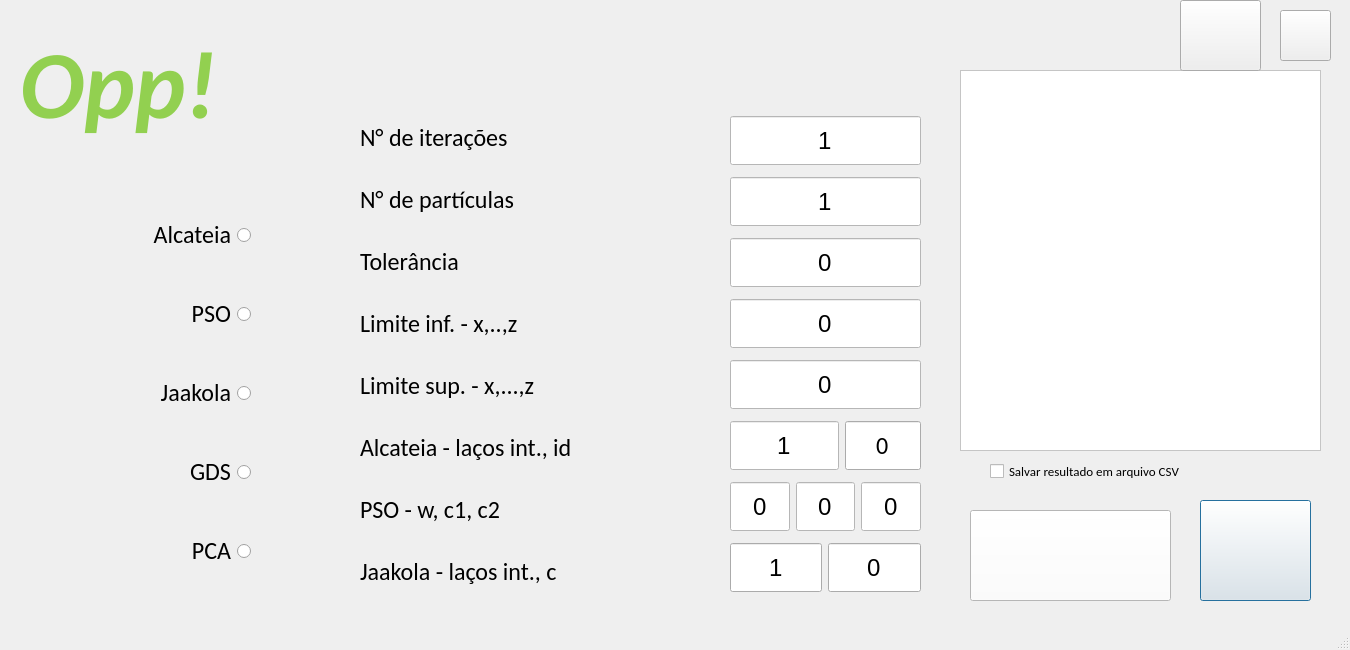
Qt form pt_bt/opp_gui.ui (LukeKort/Opp) before a commit.
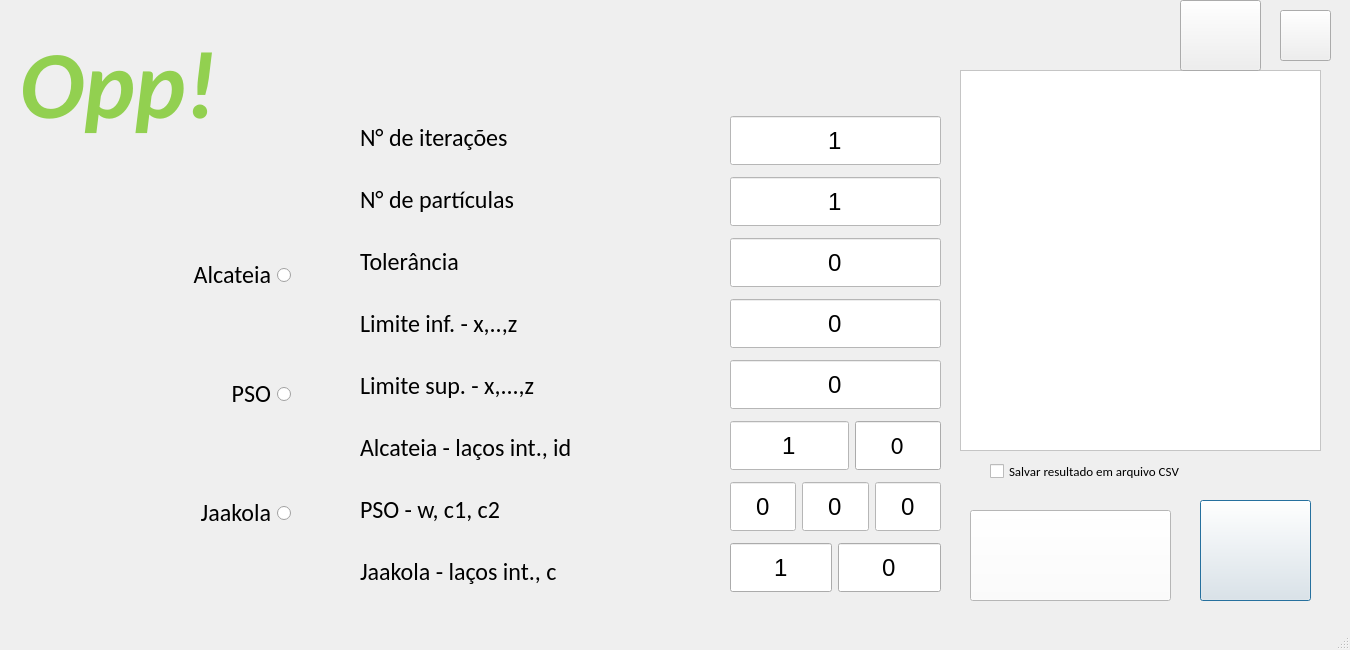
The same form after that commit. Icons and pictures are not drawn.

Diff of the .ui file:
```diff
--- a/pt_bt/opp_gui.ui
+++ b/pt_bt/opp_gui.ui
@@ -550,7 +550,7 @@
      <rect>
       <x>50</x>
       <y>180</y>
-      <width>201</width>
+      <width>241</width>
       <height>431</height>
      </rect>
     </property>
@@ -630,50 +630,6 @@
        </property>
       </widget>
      </item>
-     <item>
-      <widget class="QRadioButton" name="grad_desc_stoc">
-       <property name="font">
-        <font>
-         <family>Calibri</family>
-         <pointsize>18</pointsize>
-        </font>
-       </property>
-       <property name="acceptDrops">
-        <bool>false</bool>
-       </property>
-       <property name="layoutDirection">
-        <enum>Qt::RightToLeft</enum>
-       </property>
-       <property name="text">
-        <string>GDS</string>
-       </property>
-       <property name="autoExclusive">
-        <bool>false</bool>
-       </property>
-      </widget>
-     </item>
-     <item>
-      <widget class="QRadioButton" name="pca">
-       <property name="font">
-        <font>
-         <family>Calibri</family>
-         <pointsize>18</pointsize>
-        </font>
-       </property>
-       <property name="acceptDrops">
-        <bool>false</bool>
-       </property>
-       <property name="layoutDirection">
-        <enum>Qt::RightToLeft</enum>
-       </property>
-       <property name="text">
-        <string>PCA</string>
-       </property>
-       <property name="autoExclusive">
-        <bool>false</bool>
-       </property>
-      </widget>
-     </item>
     </layout>
    </widget>
    <widget class="QCheckBox" name="export_results_cvs">
@@ -700,7 +656,7 @@
      <rect>
       <x>730</x>
       <y>110</y>
-      <width>191</width>
+      <width>211</width>
       <height>491</height>
      </rect>
     </property>
```
